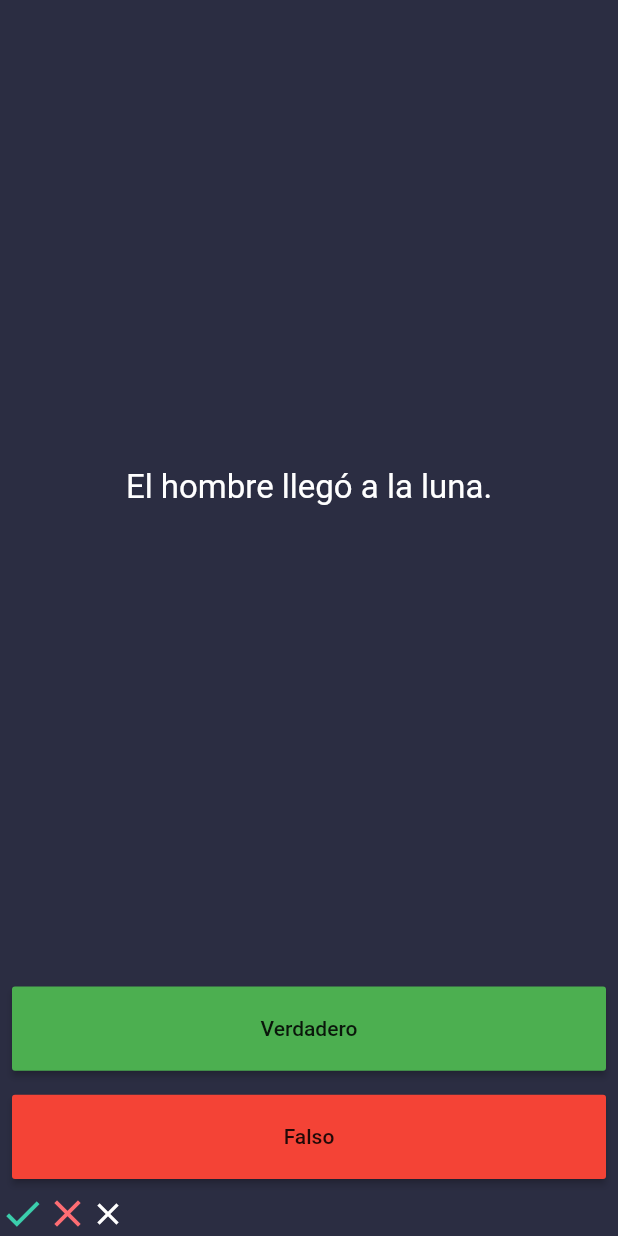
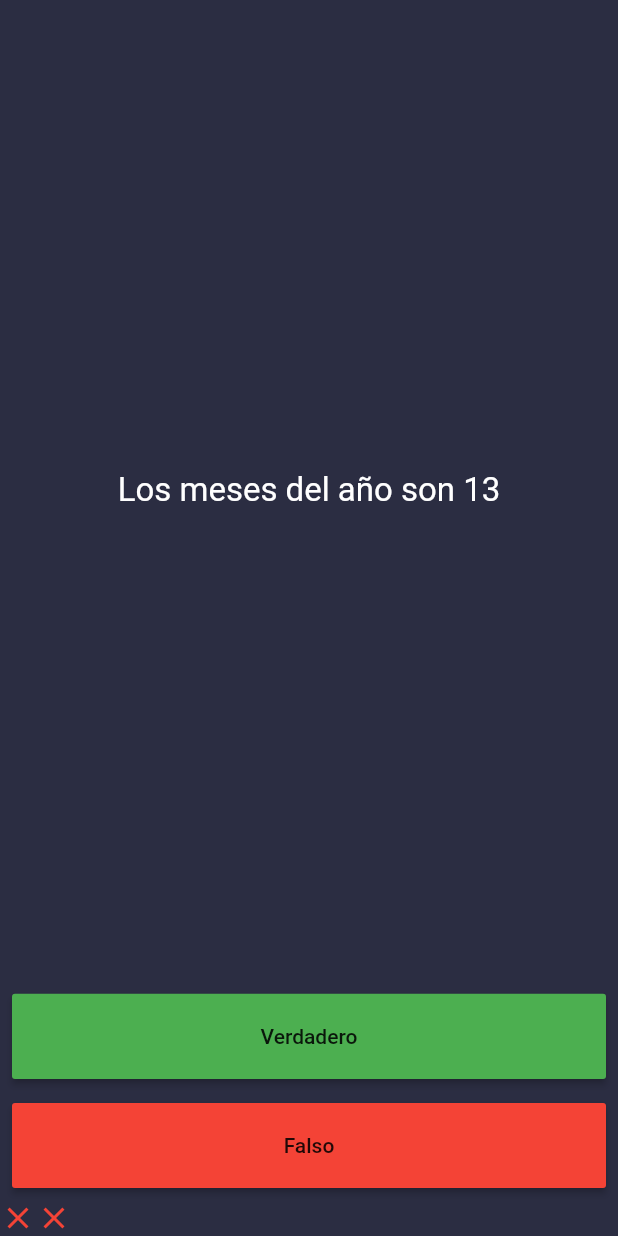
Before and after one commit to rangulo1972/codigo6_quiz, a Flutter app: the screen it shows after launch, after a tap on "Verdadero", after a tap on "Falso", on a phone screen of 412 x 824 dp. Run offline on Flutter 3.47's test engine with Material 2 defaults, Android fonts, the phone set to English and light mode, and no system bars.

```diff
--- a/lib/home_page.dart
+++ b/lib/home_page.dart
@@ -6,28 +6,21 @@ class HomePage extends StatefulWidget {
 }
 
 class _HomePageState extends State<HomePage> {
+  //cramos el puntero de posición para el listado de preguntas
+  int questionNumber = 0;
   //creamos la lista de preguntas
   List<String> questions = [
-    "La tierra es plana.",
-    "El hombre llegó a la luna.",
-    "Los meses del año son 13",
-    "Un año bisiesto es cada 3 años",
-    "Los colores primarios son 4",
+    "La tierra es plana.", //false
+    "El hombre llegó a la luna.", //true
+    "Los meses del año son 13", //false
+    "Un año bisiesto es cada 3 años", //false
+    "Los colores primarios son 4", //false
   ];
+  //creamos listado de respuestas
+  List<bool> answers = [false, true, false, false, false];
 
   //creamos una lista de widgets para mostrar el score de aciertos
-  List<Widget> scoreKeeper = [
-    Icon(
-      Icons.check,
-      color: Color(0xff3bceac),
-      size: 30.0,
-    ),
-    Icon(
-      Icons.close,
-      color: Color(0xfffe6d73),
-      size: 30.0,
-    ),
-  ];
+  List<Icon> scoreKeeper = [];
 
   @override
   Widget build(BuildContext context) {
@@ -43,7 +36,7 @@ class _HomePageState extends State<HomePage> {
               child: Padding(
                 padding: EdgeInsets.all(6.0),
                 child: Text(
-                  questions[1],
+                  questions[questionNumber],
                   textAlign: TextAlign.center,
                   style: TextStyle(fontSize: 22.0, color: Colors.white),
                 ),
@@ -51,18 +44,28 @@ class _HomePageState extends State<HomePage> {
             ),
           ),
           Expanded(
+            //botón de verdadero
             //hacemos que el botón tenga margen
             child: Padding(
               padding: const EdgeInsets.all(8.0),
               child: MaterialButton(
                 onPressed: () {
-                  scoreKeeper.add(
-                    Icon(
+                  //capturamos la respuesta a la pregunta realizada
+                  bool correctAnswer = answers[questionNumber];
+                  //hacemos la comparación de la respuesta correcta a la pregunta
+                  if (correctAnswer == true) {
+                    scoreKeeper.add(Icon(
+                      Icons.check,
+                      color: Colors.green,
+                    ));
+                  } else {
+                    scoreKeeper.add(Icon(
                       Icons.close,
-                      color: Colors.white,
-                    ),
-                  );
+                      color: Colors.red,
+                    ));
+                  }
                   setState(() {});
+                  questionNumber++;
                 },
                 color: Colors.green,
                 child: const Text(
@@ -72,10 +75,28 @@ class _HomePageState extends State<HomePage> {
             ),
           ),
           Expanded(
+            //botón de respuesta Falso
             child: Padding(
               padding: const EdgeInsets.all(8.0),
               child: MaterialButton(
-                onPressed: () {},
+                onPressed: () {
+                  //capturamos la respuesta a la pregunta realizada
+                  bool correctAnswer = answers[questionNumber];
+                  //hacemos la comparación de la respuesta correcta a la pregunta
+                  if (correctAnswer == false) {
+                    scoreKeeper.add(Icon(
+                      Icons.check,
+                      color: Colors.green,
+                    ));
+                  } else {
+                    scoreKeeper.add(Icon(
+                      Icons.close,
+                      color: Colors.red,
+                    ));
+                  }
+                  setState(() {});
+                  questionNumber++;
+                },
                 color: Colors.red,
                 child: const Text(
                   "Falso",
```
